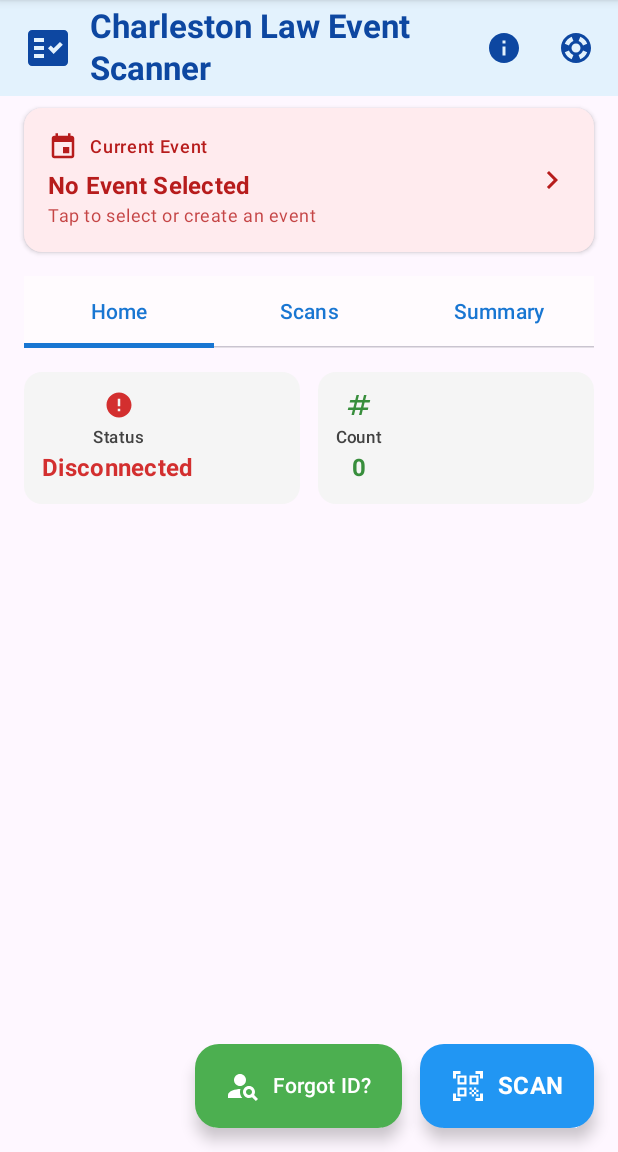
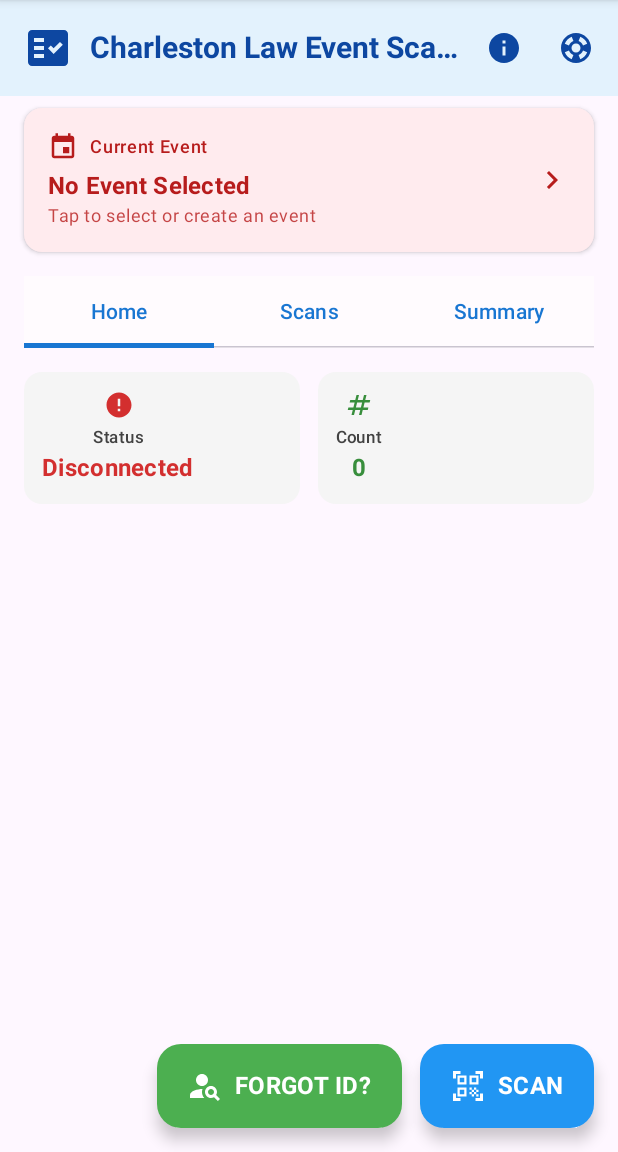
Before and after one commit to ajgcsol/ScannerAppReady, an Android app built with Jetpack Compose: the screen it shows after launch (MainActivity), on a phone screen of 412 x 824 dp, the part 84-1236 px from its top. Run offline under Robolectric (Android 15) with nearby library versions, the phone set to English and light mode, and no system bars; our stand-ins replace Firebase (no records; nobody signed in at launch, a user with empty details on screens opened directly), Room's generated code.

Commit message:
Final UI Polish: Responsive Header and Button Text Consistency
- Made Charleston Law Event Scanner title responsive to screen size and orientation
- Added single-line constraint with ellipsis overflow for better mobile display
- Dynamic font sizing: 16sp (landscape), 18sp (small screens), 20sp (regular)
- Responsive icon and spacing adjustments for different orientations
- Updated Event card to show "Event ID" instead of "Event #" for SIS terminology
- Fixed FORGOT ID button text to match SCAN button styling (all caps, bold)
- Improved overall text consistency across floating action buttons

🤖 Generated with [Claude Code](https://claude.ai/code)

Co-Authored-By: Claude <noreply@anthropic.com>

```diff
--- a/app/src/main/java/com/yourorg/scanner/MainActivity.kt
+++ b/app/src/main/java/com/yourorg/scanner/MainActivity.kt
@@ -31,6 +31,8 @@ import androidx.compose.ui.text.font.FontWeight
 import androidx.compose.ui.text.style.TextAlign
 import androidx.compose.ui.unit.dp
 import androidx.compose.ui.res.painterResource
+import androidx.compose.ui.platform.LocalConfiguration
+import androidx.compose.ui.unit.sp
 
 import androidx.lifecycle.compose.collectAsStateWithLifecycle
 import kotlinx.coroutines.launch
@@ -91,21 +93,33 @@ fun ScannerApp(
         topBar = {
             TopAppBar(
                 title = {
+                    val configuration = LocalConfiguration.current
+                    val screenWidth = configuration.screenWidthDp.dp
+                    val isLandscape = configuration.orientation == android.content.res.Configuration.ORIENTATION_LANDSCAPE
+
                     Row(
-                        verticalAlignment = Alignment.CenterVertically
+                        verticalAlignment = Alignment.CenterVertically,
+                        modifier = Modifier.fillMaxWidth()
                     ) {
                         Icon(
                             Icons.Default.FactCheck,
                             contentDescription = "App Logo",
-                            modifier = Modifier.size(32.dp),
+                            modifier = Modifier.size(if (isLandscape) 28.dp else 32.dp),
                             tint = MaterialTheme.colorScheme.onPrimaryContainer
                         )
-                        Spacer(modifier = Modifier.width(12.dp))
+                        Spacer(modifier = Modifier.width(if (isLandscape) 8.dp else 12.dp))
                         Text(
                             "Charleston Law Event Scanner",
                             fontWeight = FontWeight.Bold,
-                            style = MaterialTheme.typography.titleLarge,
-                            color = MaterialTheme.colorScheme.onPrimaryContainer
+                            fontSize = when {
+                                isLandscape -> 16.sp
+                                screenWidth < 360.dp -> 18.sp
+                                else -> 20.sp
+                            },
+                            color = MaterialTheme.colorScheme.onPrimaryContainer,
+                            maxLines = 1,
+                            overflow = androidx.compose.ui.text.style.TextOverflow.Ellipsis,
+                            modifier = Modifier.weight(1f)
                         )
                     }
                 },
@@ -158,7 +172,11 @@ fun ScannerApp(
                             modifier = Modifier.size(24.dp)
                         )
                         Spacer(modifier = Modifier.width(8.dp))
-                        Text("Forgot ID?")
+                        Text(
+                            "FORGOT ID?",
+                            style = MaterialTheme.typography.titleMedium,
+                            fontWeight = FontWeight.Bold
+                        )
                     }
                 }
 
@@ -1254,7 +1272,7 @@ fun EventHeaderCard(
 
                 if (currentEvent != null) {
                     Text(
-                        text = "Event #${currentEvent.eventNumber}: ${currentEvent.name}",
+                        text = "Event ID ${currentEvent.eventNumber}: ${currentEvent.name}",
                         style = MaterialTheme.typography.titleMedium,
                         fontWeight = FontWeight.Bold,
                         color = MaterialTheme.colorScheme.onSurface,
```
